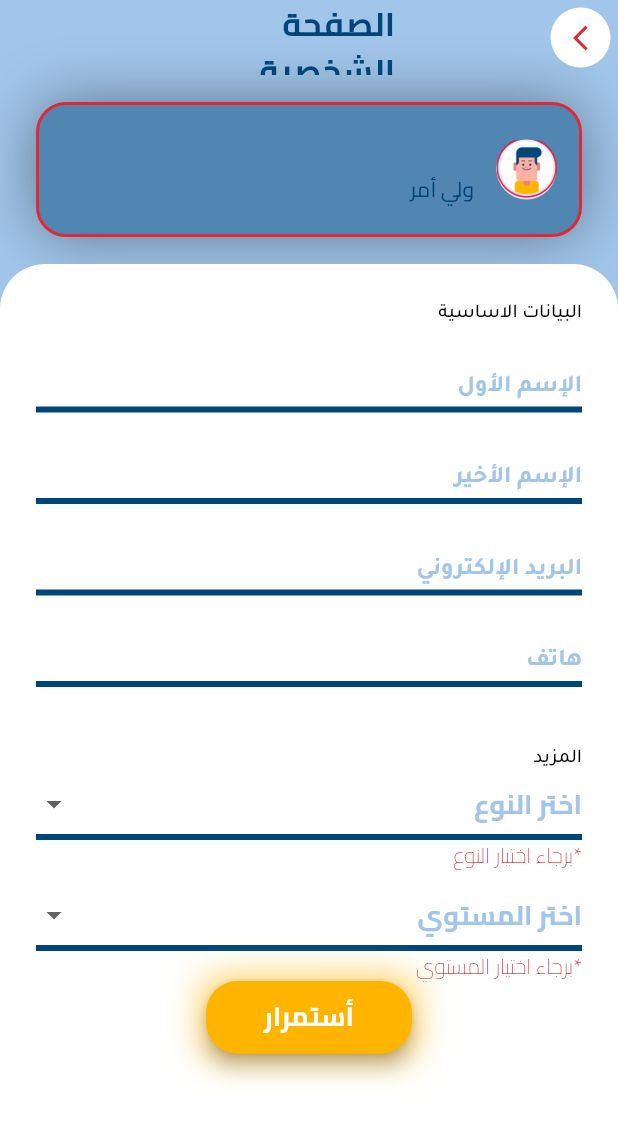
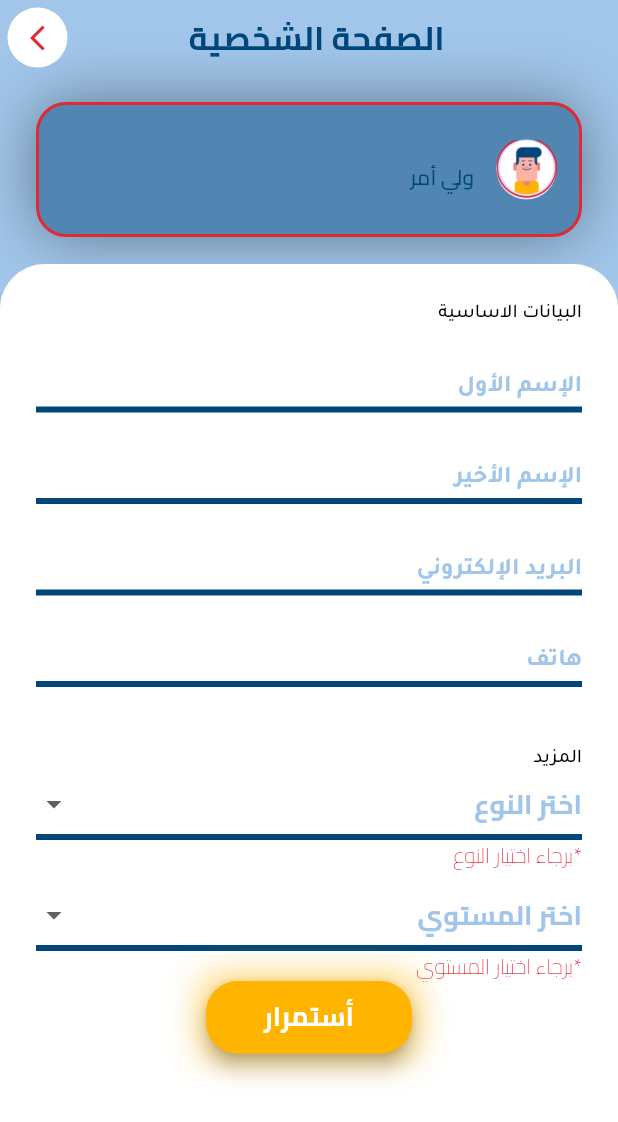
Before and after one commit to omarabdullah1/Elmanassa, a Flutter app: the PersonalAccountScreen screen opened directly, on a phone screen of 412 x 824 dp. Shown: the top 1122 px of the screen. Run offline on Flutter 3.47's test engine with Material 3 defaults, Android fonts, the phone set to English and light mode, and no system bars; drawn by our look-alikes of dropdown_button2; our stand-ins replace barcode_widget, bloc, cached_network_image, carousel_slider, conditional_builder_null_safety, dio and 14 more; missing offline and left inert: dart:ffi, flutter_barcode_scanner; accounts and stored records are empty; network calls fail.

Commit message:
V1.4 Updates on elmanassa

```diff
--- a/lib/business_logic/global_cubit/global_cubit.dart
+++ b/lib/business_logic/global_cubit/global_cubit.dart
@@ -167,7 +167,7 @@ class GlobalCubit extends Cubit<GlobalState> {
         'phone': phone,
         'gender': genderListEN[genderList.indexOf(selectedGender!)],
         'level_id': allLevelsId![allLevelsTitle.indexOf(selectedLevel!)-1]
-      },.
+      },
     ).then((value) {
       studentRegisterModel = StudentRegisterModel.fromJson(value.data);
       log(value.data.toString());
@@ -232,7 +232,7 @@ class GlobalCubit extends Cubit<GlobalState> {
 
   Future<void> getLevels() async {
     emit(GetLevelsLoadingState());
-    print('iam here');
+    // print('iam here');
     await DioHelper.getData(
       url: levels,
     ).then((value) {
--- a/lib/business_logic/student_home_cubit/student_home_cubit.dart
+++ b/lib/business_logic/student_home_cubit/student_home_cubit.dart
@@ -752,6 +752,8 @@ class StudentHomeCubit extends Cubit<StudentHomeState> {
       print(quizQuestionSelectedValuesList);
       CacheHelper.sharedPreferences.setString('quizQuestionSelectedValuesList',
           quizQuestionSelectedValuesList.toString());
+      print(value.data.toString());
+
       emit(SubmitQuizQuesSuccessState());
     }).catchError((error) {
       print(error.toString());
--- a/lib/presentation/layouts/student_layout/student_layout.dart
+++ b/lib/presentation/layouts/student_layout/student_layout.dart
@@ -374,11 +374,11 @@ class StudentLayoutScreen extends StatelessWidget {
                       ),
                       BottomNavigationBarItem(
                         activeIcon: Icon(
-                          Icons.book,
+                          Icons.menu_book_outlined,
                           color: AppColor.indigoDye,
                         ),
                         icon: Icon(
-                          Icons.menu_book_outlined,
+                          Icons.book,
                           color: AppColor.babyBlue,
                         ),
                         label: 'My Courses',
@@ -754,7 +754,7 @@ class StudentLayoutScreen extends StatelessWidget {
                           color: AppColor.indigoDye,
                         ),
                         icon: Icon(
-                          Icons.menu_book,
+                          Icons.book,
                           color: AppColor.babyBlue,
                         ),
                         label: 'My Courses',
--- a/lib/presentation/screens/user/course_dashboard/course_dashboard.dart
+++ b/lib/presentation/screens/user/course_dashboard/course_dashboard.dart
@@ -228,7 +228,7 @@ class CourseDashboardScreen extends StatelessWidget {
                       Container(
                         width: width,
                         constraints: BoxConstraints(
-                          minHeight: height * 0.572,
+                          minHeight: height -280,
                         ),
                         decoration: const BoxDecoration(
                           color: AppColor.white,
--- a/lib/presentation/screens/user/course_details/course_details.dart
+++ b/lib/presentation/screens/user/course_details/course_details.dart
@@ -257,7 +257,7 @@ class CourseDetailsScreen extends StatelessWidget {
                       Container(
                         width: width,
                         constraints: BoxConstraints(
-                          minHeight: height * 0.59,
+                          minHeight: height -320,
                         ),
                         decoration: const BoxDecoration(
                           color: AppColor.white,
--- a/lib/presentation/screens/user/home/home_screen.dart
+++ b/lib/presentation/screens/user/home/home_screen.dart
@@ -7,6 +7,7 @@ import 'package:flutter_bloc/flutter_bloc.dart';
 import '../../../../business_logic/student_home_cubit/student_home_cubit.dart';
 import '../../../../business_logic/student_home_cubit/student_home_state.dart';
 import '../../../../constants/end_points.dart';
+import '../../../../data/local/cache_helper.dart';
 import '../../../../generated/assets.dart';
 import '../../../styles/colors.dart';
 import '../../../styles/texts.dart';
@@ -30,6 +31,8 @@ class HomeScreen extends StatelessWidget {
               child: RefreshIndicator(
                 color: AppColor.indigoDye,
                 onRefresh: () async {
+                  // print(CacheHelper.sharedPreferences.get('token').toString());
+                  // print(CacheHelper.sharedPreferences.get('id').toString());
                   await Future.wait([
                     studentHomeCubit.getCourses(),
                     studentHomeCubit.getBanners(),
--- a/lib/presentation/screens/user/personal_account/personal_account_screen.dart
+++ b/lib/presentation/screens/user/personal_account/personal_account_screen.dart
@@ -32,21 +32,27 @@ class PersonalAccountScreen extends StatelessWidget {
               backgroundColor: AppColor.babyBlue,
               appBar: CustomAppBar(
                   appBarWidget: Row(
-                mainAxisAlignment: MainAxisAlignment.spaceBetween,
+                mainAxisAlignment: MainAxisAlignment.center,
                 children: [
-                  const BackButtonWidget(),
+                  const SizedBox(
+                    width: 40.0,
+                  ),
                   const Spacer(),
                   SizedBox(
-                    width: MediaQuery.of(context).size.width * 0.4,
+                    width: MediaQuery.of(context).size.width * 0.5,
                     child: Align(
-                      alignment: AlignmentDirectional.centerStart,
+                      alignment: AlignmentDirectional.center,
                       child: Text(
                         Texts.translate(Texts.studentHomeProfilePageText, context),
                         style: TextStyles.studentHomeHomepageStyle,
+                        maxLines: 1,
+                        softWrap: true,
+                        overflow: TextOverflow.ellipsis,
                       ),
                     ),
                   ),
                   const Spacer(),
+                  const BackButtonWidget(),
                 ],
               )),
               body: LayoutBuilder(builder: (context, constraints) {
@@ -95,8 +101,6 @@ class PersonalAccountScreen extends StatelessWidget {
                                 Padding(
                                   padding: const EdgeInsets.symmetric(
                                       horizontal: 15.0),
-                                  child: SizedBox(
-                                    height: 40.0,
                                   child: Column(
                                     crossAxisAlignment:
                                         CrossAxisAlignment.start,
@@ -116,7 +120,6 @@ class PersonalAccountScreen extends StatelessWidget {
                                             .studentHomeProfileTypeTextStyle,
                                       )
                                     ],
-                                    ),
                                   ),
                                 )
                               ],
--- a/lib/presentation/screens/user/profile/profile_screen.dart
+++ b/lib/presentation/screens/user/profile/profile_screen.dart
@@ -71,6 +71,8 @@ class ProfileScreen extends StatelessWidget {
                   const Spacer(),
                   SizedBox(
                     width: MediaQuery.of(context).size.width * 0.5,
+                    child: Align(
+                      alignment: AlignmentDirectional.center,
                       child: Text(
                         Texts.translate(
                             Texts.studentHomeProfilePageText, context),
@@ -78,6 +80,7 @@ class ProfileScreen extends StatelessWidget {
                         maxLines: 1,
                         softWrap: true,
                         overflow: TextOverflow.ellipsis,
+                      ),
                     ),
                   ),
                   const Spacer(),
--- a/lib/presentation/widget/custom_course_card.dart
+++ b/lib/presentation/widget/custom_course_card.dart
@@ -59,7 +59,7 @@ class CustomMyCourseWidget extends StatelessWidget {
                           fit: StackFit.expand,
                           children: [
                             CachedNetworkImage(
-                              imageUrl: '$domain/${course!.thumbnail!}',
+                              imageUrl: '$domain/${course!.image!}',
                               fit: BoxFit.cover,
                               // progressIndicatorBuilder: (context, url, downloadProgress) =>
                               //     CircularProgressIndicator(value: downloadProgress.progress),
```
Also changed, not shown: lib/presentation/screens/user/degree/degree_screen.dart (+10 -4 lines), lib/presentation/screens/user/quiz/quiz_screen.dart (+6 -2 lines), lib/presentation/screens/user/subscription/subscription_screen.dart (+20 -17 lines), lib/presentation/screens/user/support/support_screen.dart (+26 -12 lines). Lines whose indentation alone changed are shown as unchanged.
